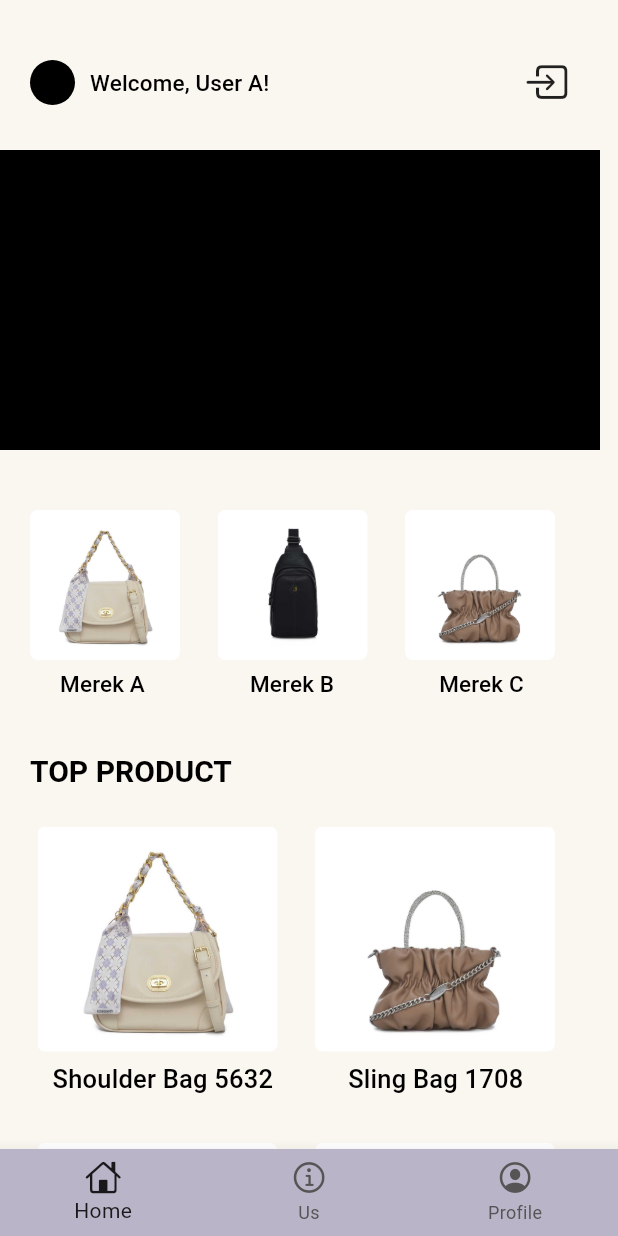
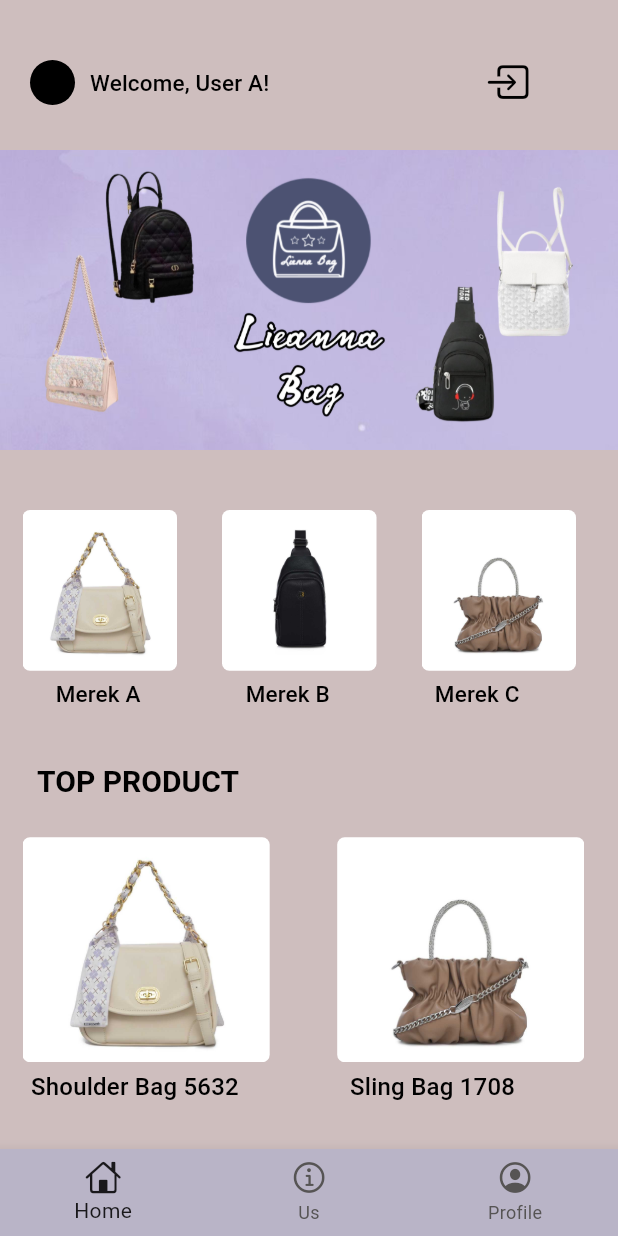
Before and after one commit to Natalieefd/Lieanna-Bag, a Flutter app: the hom_scrn screen opened directly, on a phone screen of 412 x 824 dp. Run offline on Flutter 3.47's test engine with Material 2 defaults, Android fonts, the phone set to English and light mode, and no system bars; our stand-ins replace firebase_core, introduction_screen; accounts and stored records are empty.

Commit message:
mediaquery

```diff
--- a/lib/page/home_screen.dart
+++ b/lib/page/home_screen.dart
@@ -12,6 +12,7 @@
 class _hom_scrnState extends State<hom_scrn> {
   @override
   Widget build(BuildContext context) {
+
     return Scaffold(
       bottomNavigationBar: BottomNavigationBar(
         currentIndex: 0,
@@ -82,13 +83,14 @@
                   Padding(
                     padding: const EdgeInsets.only(top: 40, left: 20),
                     child: Container(
+
                       width: 30,
                       height: 30,
                       decoration: BoxDecoration(
                           borderRadius: BorderRadius.circular(20),
                           color: Colors.black
                           // image: DecorationImage(
-                          //   image: AssetImage("Assets/bracelets.jpg"),
+                          //   image: AssetImage("Assets/poster.jpg"),
                           //   fit: BoxFit.cover)
                           ),
                     ),
@@ -99,7 +101,7 @@
                         style: Theme.of(context).textTheme.titleSmall),
                   ),
                   Padding(
-                    padding: const EdgeInsets.only(top: 40, left: 170),
+                    padding: EdgeInsets.only(top: 40, left: MediaQuery.of(context).size.width * 0.35),
                     child: GestureDetector(
                       onTap: () {
                         Navigator.push(
@@ -109,6 +111,7 @@
                       },
                       child: Icon(
                         CupertinoIcons.square_arrow_right,
+                        color: Color.fromARGB(255, 0, 0, 0),
                         size: 30,
                       ),
                     ),
@@ -118,51 +121,111 @@
               Padding(
                 padding: const EdgeInsets.only(top: 30),
                 child: Container(
-                  width: 400,
+                    width: MediaQuery.of(context).size.width,
                    height: 200,
-                  decoration: BoxDecoration(color: Colors.black
-                      // image: DecorationImage(
-                      //   image: AssetImage("Assets/bracelets.jpg"),
-                      //   fit: BoxFit.cover)
+                  decoration: BoxDecoration(
+                      image: DecorationImage(
+                        image: AssetImage("Assets/poster.jpg"),
+                        fit: BoxFit.cover)
                       ),
                 ),
               ),
-              Row(
+
+              Container(
+                child: Row(
                   children: [
                     Padding(
-                    padding: const EdgeInsets.only(top: 40, left: 20),
+                      padding: const EdgeInsets.only(top: 40, left: 15),
                       child: Container(
-                      width: 100,
-                      height: 100,
+                        width: MediaQuery.of(context).size.width * 0.25,
+                        height: MediaQuery.of(context).size.height * 0.13,
                         decoration: BoxDecoration(
                             borderRadius: BorderRadius.circular(5),
-                          // color: Colors.black,
                             image: DecorationImage(
                                 image: AssetImage("Assets/tas1.jpg"),
                                 fit: BoxFit.cover)),
                       ),
                     ),
                     Padding(
-                    padding: const EdgeInsets.only(top: 40, left: 25),
+                      padding: const EdgeInsets.only(top: 40, left: 30),
                       child: Container(
-                      width: 100,
-                      height: 100,
+                         width: MediaQuery.of(context).size.width * 0.25,
+                      height: MediaQuery.of(context).size.height * 0.13,
                         decoration: BoxDecoration(
                             borderRadius: BorderRadius.circular(5),
-                          // color: Colors.black,
                             image: DecorationImage(
                                 image: AssetImage("Assets/tas3.jpg"),
                                 fit: BoxFit.cover)),
                       ),
                     ),
                     Padding(
-                    padding: const EdgeInsets.only(top: 40, left: 25),
+                      padding: const EdgeInsets.only(top: 40, left: 30),
                       child: Container(
-                      width: 100,
-                      height: 100,
+                              width: MediaQuery.of(context).size.width * 0.25,
+                      height: MediaQuery.of(context).size.height * 0.13,
                         decoration: BoxDecoration(
                             borderRadius: BorderRadius.circular(5),
-                          // color: Colors.black,
+                            image: DecorationImage(
+                                image: AssetImage("Assets/tas2.jpg"),
+                                fit: BoxFit.cover)),
+                      ),
+                    ),
+                  ],
+                ),
+              ),
+              Row(
+                children: [
+                  Padding(
+                    padding: EdgeInsets.only(left: MediaQuery.of(context).size.width * 0.09, top: 5),
+                    child: Text(
+                      "Merek A",
+                      style: Theme.of(context).textTheme.titleSmall,
+                    ),
+                  ),
+                  Padding(
+                    padding:  EdgeInsets.only(left: MediaQuery.of(context).size.width * 0.17, top: 5),
+                    child: Text(
+                      "Merek B",
+                      style: Theme.of(context).textTheme.titleSmall,
+                    ),
+                  ),
+                  Padding(
+                    padding:  EdgeInsets.only(left: MediaQuery.of(context).size.width * 0.17, top: 5),
+                    child: Text(
+                      "Merek C",
+                      style: Theme.of(context).textTheme.titleSmall,
+                    ),
+                  ),
+                ],
+              ),
+              Padding(
+                padding:  EdgeInsets.only(top: 35, left: MediaQuery.of(context).size.width * 0.06),
+                child: Text(
+                  "TOP PRODUCT",
+                  style: Theme.of(context).textTheme.titleLarge,
+                ),
+              ),
+              Row(
+                children: [
+                  Padding(
+                    padding: const EdgeInsets.only(top: 25, left: 15),
+                    child: Container(
+                       width: MediaQuery.of(context).size.width * 0.4,
+                      height: 150,
+                      decoration: BoxDecoration(
+                          borderRadius: BorderRadius.circular(5),
+                          image: DecorationImage(
+                              image: AssetImage("Assets/tas1.jpg"),
+                              fit: BoxFit.cover)),
+                    ),
+                  ),
+                  Padding(
+                    padding: const EdgeInsets.only(top: 25, left: 45),
+                    child: Container(
+                       width: MediaQuery.of(context).size.width * 0.4,
+                      height: 150,
+                      decoration: BoxDecoration(
+                          borderRadius: BorderRadius.circular(5),
                           image: DecorationImage(
                               image: AssetImage("Assets/tas2.jpg"),
                               fit: BoxFit.cover)),
@@ -173,76 +236,14 @@
               Row(
                 children: [
                   Padding(
-                    padding: const EdgeInsets.only(left: 40, top: 5),
-                    child: Text(
-                      "Merek A",
-                      style: Theme.of(context).textTheme.titleSmall,
-                    ),
-                  ),
-                  Padding(
-                    padding: const EdgeInsets.only(left: 70, top: 5),
-                    child: Text(
-                      "Merek B",
-                      style: Theme.of(context).textTheme.titleSmall,
-                    ),
-                  ),
-                  Padding(
-                    padding: const EdgeInsets.only(left: 70, top: 5),
-                    child: Text(
-                      "Merek C",
-                      style: Theme.of(context).textTheme.titleSmall,
-                    ),
-                  ),
-                ],
-              ),
-              Padding(
-                padding: const EdgeInsets.only(top: 35, left: 20),
-                child: Text(
-                  "TOP PRODUCT",
-                  style: Theme.of(context).textTheme.titleLarge,
-                ),
-              ),
-              Row(
-                children: [
-                  Padding(
-                    padding: const EdgeInsets.only(top: 25, left: 25),
-                    child: Container(
-                      width: 160,
-                      height: 150,
-                      decoration: BoxDecoration(
-                          borderRadius: BorderRadius.circular(5),
-                          // color: Colors.black,
-                          image: DecorationImage(
-                              image: AssetImage("Assets/tas1.jpg"),
-                              fit: BoxFit.cover)),
-                    ),
-                  ),
-                  Padding(
-                    padding: const EdgeInsets.only(top: 25, left: 25),
-                    child: Container(
-                      width: 160,
-                      height: 150,
-                      decoration: BoxDecoration(
-                          borderRadius: BorderRadius.circular(5),
-                          // color: Colors.black,
-                          image: DecorationImage(
-                              image: AssetImage("Assets/tas2.jpg"),
-                              fit: BoxFit.cover)),
-                    ),
-                  ),
-                ],
-              ),
-              Row(
-                children: [
-                  Padding(
-                    padding: const EdgeInsets.only(left: 35, top: 5),
+                    padding:  EdgeInsets.only( left: MediaQuery.of(context).size.width * 0.05, top: 5),
                     child: Text(
                       "Shoulder Bag 5632",
                       style: Theme.of(context).textTheme.titleMedium,
                     ),
                   ),
                   Padding(
-                    padding: const EdgeInsets.only(left: 50, top: 5),
+                    padding:  EdgeInsets.only(left: MediaQuery.of(context).size.width * 0.18, top: 5),
                     child: Text(
                       "Sling Bag 1708",
                       style: Theme.of(context).textTheme.titleMedium,
@@ -253,26 +254,24 @@
               Row(
                 children: [
                   Padding(
-                    padding: const EdgeInsets.only(top: 30, left: 25),
+                    padding: const EdgeInsets.only(top: 30, left: 15),
                     child: Container(
-                      width: 160,
+                      width: MediaQuery.of(context).size.width * 0.4,
                       height: 150,
                       decoration: BoxDecoration(
                           borderRadius: BorderRadius.circular(5),
-                          // color: Colors.black,
                           image: DecorationImage(
                               image: AssetImage("Assets/tas3.jpg"),
                               fit: BoxFit.cover)),
                     ),
                   ),
                   Padding(
-                    padding: const EdgeInsets.only(top: 30, left: 25),
+                    padding: const EdgeInsets.only(top: 30, left: 45),
                     child: Container(
-                      width: 160,
+                       width: MediaQuery.of(context).size.width * 0.4,
                       height: 150,
                       decoration: BoxDecoration(
                           borderRadius: BorderRadius.circular(5),
-                          // color: Colors.black,
                           image: DecorationImage(
                               image: AssetImage("Assets/tas4.jpg"),
                               fit: BoxFit.cover)),
@@ -283,14 +282,14 @@
               Row(
                 children: [
                   Padding(
-                    padding: const EdgeInsets.only(left: 50, top: 5),
+                    padding: EdgeInsets.only(left: MediaQuery.of(context).size.width * 0.1, top: 5),
                     child: Text(
                       "Sling Bag 0638",
                       style: Theme.of(context).textTheme.titleMedium,
                     ),
                   ),
                   Padding(
-                    padding: const EdgeInsets.only(left: 65, top: 5),
+                    padding:  EdgeInsets.only(left: MediaQuery.of(context).size.width * 0.22, top: 5),
                     child: Text(
                       "BackPack 0266",
                       style: Theme.of(context).textTheme.titleMedium,
--- a/pubspec.yaml
+++ b/pubspec.yaml
@@ -60,6 +60,7 @@
     - Assets/tas3.jpg
     - Assets/tas4.jpg
     - Assets/logo.png
+    - Assets/poster.jpg
     - Assets/grey_kierra.jpg
     - Assets/navy_kierra.jpg
     - Assets/khaki_kierra.jpg
```
Also changed, not shown: lib/main.dart (+30 -11 lines), Assets/poster.jpg (added). Lines whose indentation alone changed are shown as unchanged.
